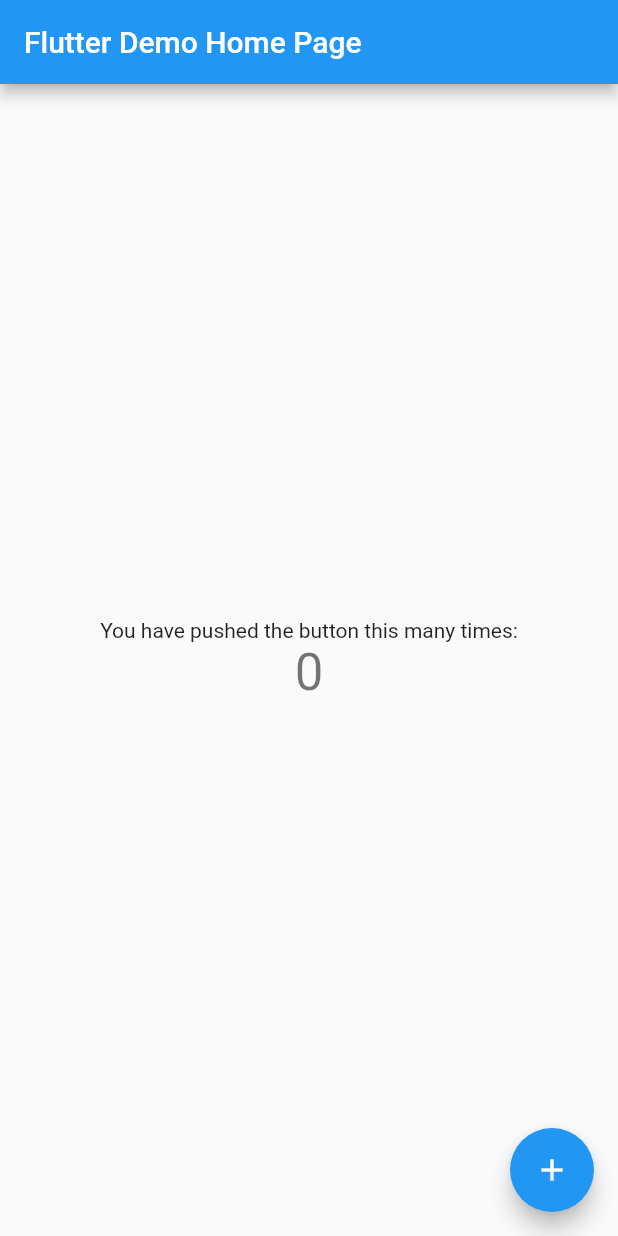
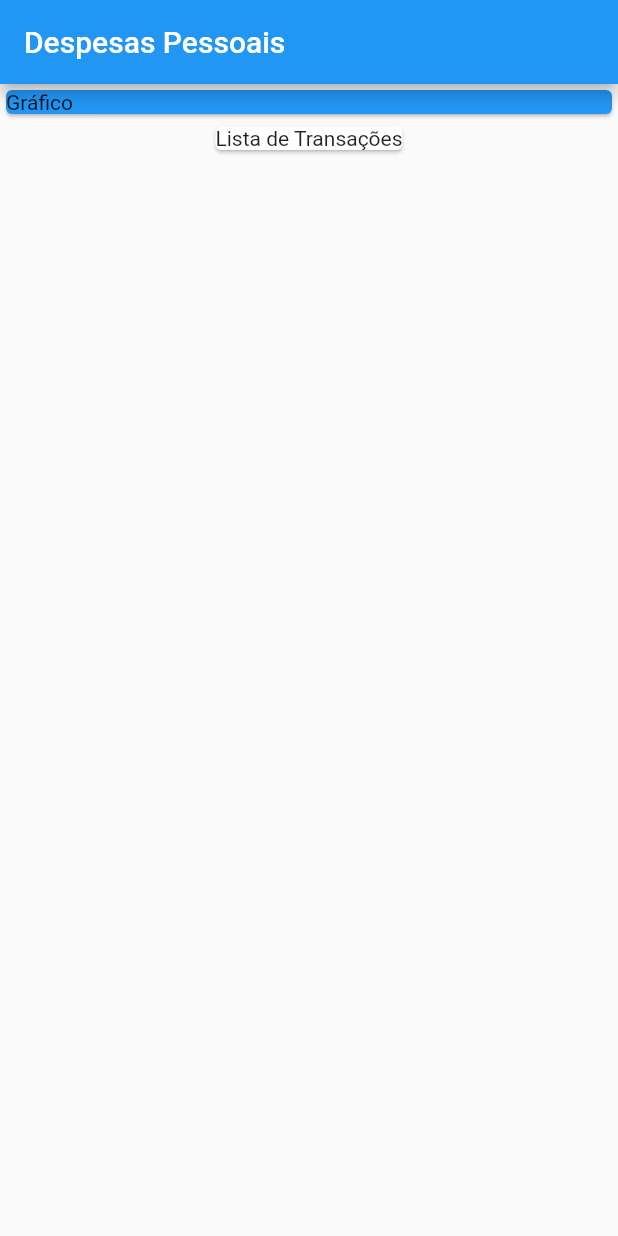
Before and after one commit to Railton98/expenses, a Flutter app: the screen it shows after launch, on a phone screen of 412 x 824 dp. Run offline on Flutter 3.47's test engine with Material 2 defaults, Android fonts, the phone set to English and light mode, and no system bars.

Commit message:
initial elements...

```diff
--- a/lib/main.dart
+++ b/lib/main.dart
@@ -1,117 +1,38 @@
 import 'package:flutter/material.dart';
 
-void main() {
-  runApp(MyApp());
-}
+main() => runApp(ExpensesApp());
 
-class MyApp extends StatelessWidget {
-  // This widget is the root of your application.
+class ExpensesApp extends StatelessWidget {
   @override
   Widget build(BuildContext context) {
     return MaterialApp(
-      title: 'Flutter Demo',
-      theme: ThemeData(
-        // This is the theme of your application.
-        //
-        // Try running your application with "flutter run". You'll see the
-        // application has a blue toolbar. Then, without quitting the app, try
-        // changing the primarySwatch below to Colors.green and then invoke
-        // "hot reload" (press "r" in the console where you ran "flutter run",
-        // or simply save your changes to "hot reload" in a Flutter IDE).
-        // Notice that the counter didn't reset back to zero; the application
-        // is not restarted.
-        primarySwatch: Colors.blue,
-        // This makes the visual density adapt to the platform that you run
-        // the app on. For desktop platforms, the controls will be smaller and
-        // closer together (more dense) than on mobile platforms.
-        visualDensity: VisualDensity.adaptivePlatformDensity,
-      ),
-      home: MyHomePage(title: 'Flutter Demo Home Page'),
+      debugShowCheckedModeBanner: false,
+      home: MyHomePage(),
     );
   }
 }
 
-class MyHomePage extends StatefulWidget {
-  MyHomePage({Key key, this.title}) : super(key: key);
-
-  // This widget is the home page of your application. It is stateful, meaning
-  // that it has a State object (defined below) that contains fields that affect
-  // how it looks.
-
-  // This class is the configuration for the state. It holds the values (in this
-  // case the title) provided by the parent (in this case the App widget) and
-  // used by the build method of the State. Fields in a Widget subclass are
-  // always marked "final".
-
-  final String title;
-
-  @override
-  _MyHomePageState createState() => _MyHomePageState();
-}
-
-class _MyHomePageState extends State<MyHomePage> {
-  int _counter = 0;
-
-  void _incrementCounter() {
-    setState(() {
-      // This call to setState tells the Flutter framework that something has
-      // changed in this State, which causes it to rerun the build method below
-      // so that the display can reflect the updated values. If we changed
-      // _counter without calling setState(), then the build method would not be
-      // called again, and so nothing would appear to happen.
-      _counter++;
-    });
-  }
-
+class MyHomePage extends StatelessWidget {
   @override
   Widget build(BuildContext context) {
-    // This method is rerun every time setState is called, for instance as done
-    // by the _incrementCounter method above.
-    //
-    // The Flutter framework has been optimized to make rerunning build methods
-    // fast, so that you can just rebuild anything that needs updating rather
-    // than having to individually change instances of widgets.
     return Scaffold(
       appBar: AppBar(
-        // Here we take the value from the MyHomePage object that was created by
-        // the App.build method, and use it to set our appbar title.
-        title: Text(widget.title),
+        title: Text('Despesas Pessoais'),
       ),
-      body: Center(
-        // Center is a layout widget. It takes a single child and positions it
-        // in the middle of the parent.
-        child: Column(
-          // Column is also a layout widget. It takes a list of children and
-          // arranges them vertically. By default, it sizes itself to fit its
-          // children horizontally, and tries to be as tall as its parent.
-          //
-          // Invoke "debug painting" (press "p" in the console, choose the
-          // "Toggle Debug Paint" action from the Flutter Inspector in Android
-          // Studio, or the "Toggle Debug Paint" command in Visual Studio Code)
-          // to see the wireframe for each widget.
-          //
-          // Column has various properties to control how it sizes itself and
-          // how it positions its children. Here we use mainAxisAlignment to
-          // center the children vertically; the main axis here is the vertical
-          // axis because Columns are vertical (the cross axis would be
-          // horizontal).
-          mainAxisAlignment: MainAxisAlignment.center,
-          children: <Widget>[
-            Text(
-              'You have pushed the button this many times:',
+      body: Column(
+        children: <Widget>[
+          Container(
+            width: double.infinity,
+            child: Card(
+              color: Colors.blue,
+              child: Text('Gráfico'),
             ),
-            Text(
-              '$_counter',
-              style: Theme.of(context).textTheme.headline4,
-            ),
-          ],
-        ),
+          ),
+          Card(
+            child: Text('Lista de Transações'),
+          ),
+        ],
       ),
-      floatingActionButton: FloatingActionButton(
-        onPressed: _incrementCounter,
-        tooltip: 'Increment',
-        child: Icon(Icons.add),
-      ), // This trailing comma makes auto-formatting nicer for build methods.
     );
   }
 }
```
Also changed, not shown: 1 other file.
